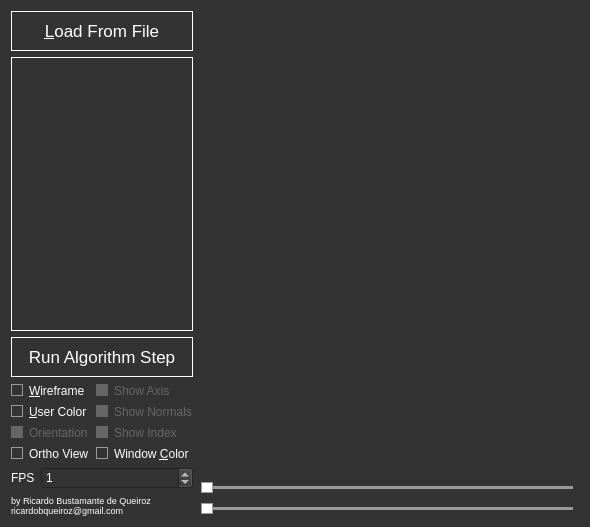
This is Geometria/interface/mainwindow.ui in RicardoBusta/bustamanprojects as Qt 5 draws it before an edit. The edited form follows.
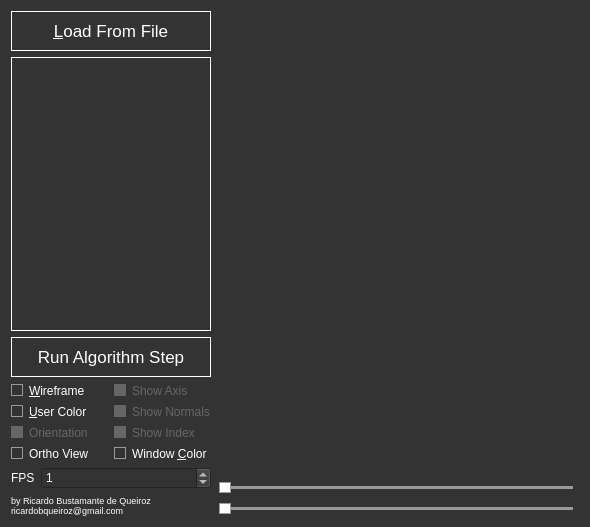
This is the edited form. Icons and pictures are not drawn. Custom widgets are drawn as their Qt base class.

Commit message: tamanho da janela

```diff
--- a/Geometria/interface/mainwindow.ui
+++ b/Geometria/interface/mainwindow.ui
@@ -159,7 +159,14 @@
        </widget>
       </item>
       <item>
-       <widget class="QListWidget" name="listWidget"/>
+       <widget class="QListWidget" name="listWidget">
+        <property name="minimumSize">
+         <size>
+          <width>200</width>
+          <height>0</height>
+         </size>
+        </property>
+       </widget>
       </item>
       <item>
        <widget class="QPushButton" name="run_convexhull_button">
```
